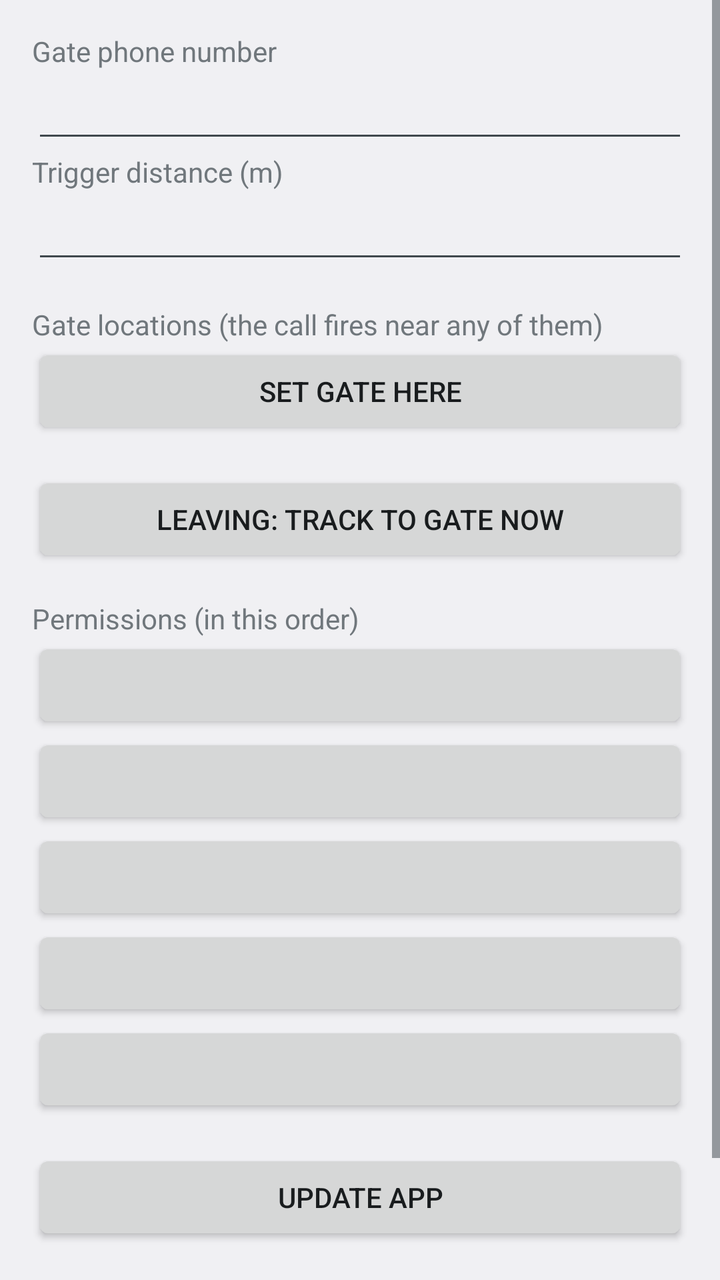
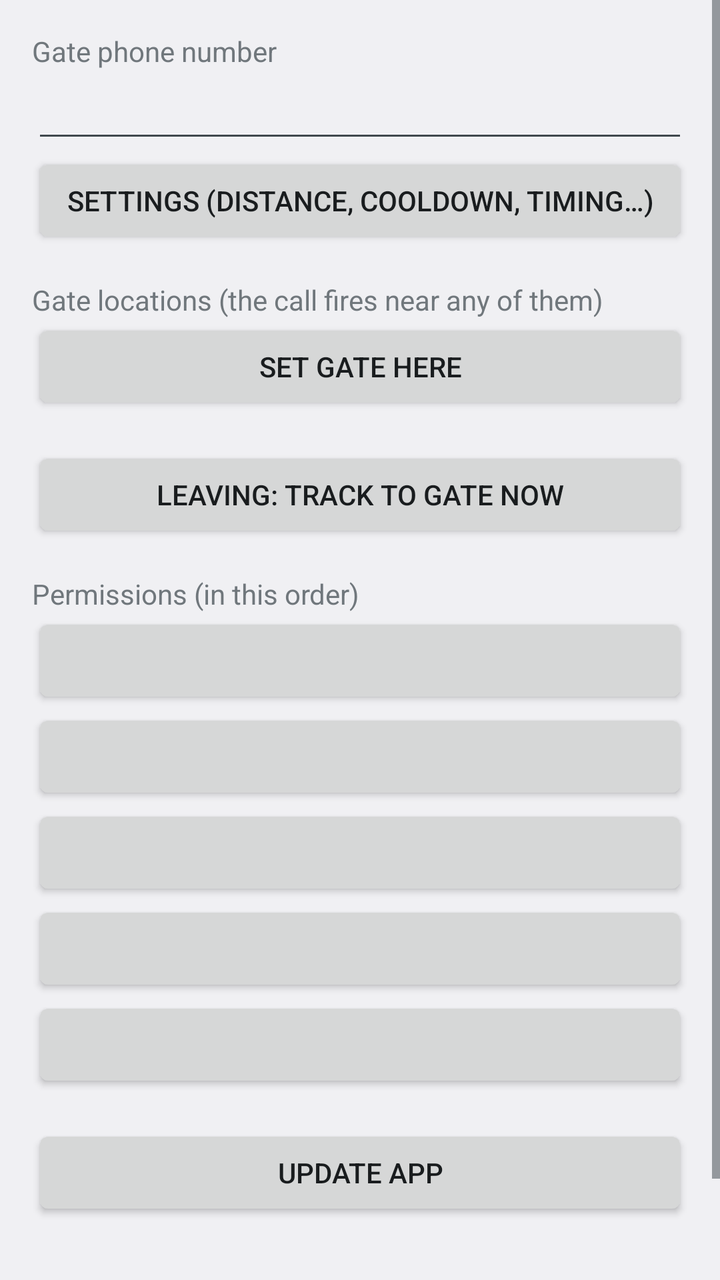

Compare the two renders of this Android layout. The source of the first and the diff that turns it into the second are given below.
<!-- AndroidManifest.xml: application theme android:Theme.DeviceDefault.DayNight -->
<!-- res/layout/main.xml -->
<?xml version="1.0" encoding="utf-8"?>
<ScrollView xmlns:android="http://schemas.android.com/apk/res/android"
    android:layout_width="match_parent"
    android:layout_height="match_parent">

    <LinearLayout
        android:layout_width="match_parent"
        android:layout_height="wrap_content"
        android:orientation="vertical"
        android:padding="16dp">

        <TextView
            android:layout_width="wrap_content"
            android:layout_height="wrap_content"
            android:text="Gate phone number" />

        <EditText
            android:id="@+id/number"
            android:layout_width="match_parent"
            android:layout_height="wrap_content"
            android:importantForAutofill="no"
            android:inputType="phone" />

        <TextView
            android:layout_width="wrap_content"
            android:layout_height="wrap_content"
            android:text="Trigger distance (m)" />

        <EditText
            android:id="@+id/trigger"
            android:layout_width="match_parent"
            android:layout_height="wrap_content"
            android:importantForAutofill="no"
            android:inputType="numberDecimal" />

        <TextView
            android:layout_width="wrap_content"
            android:layout_height="wrap_content"
            android:layout_marginTop="16dp"
            android:text="Gate locations (the call fires near any of them)" />

        <LinearLayout
            android:id="@+id/points"
            android:layout_width="match_parent"
            android:layout_height="wrap_content"
            android:orientation="vertical" />

        <Button
            android:id="@+id/setGate"
            android:layout_width="match_parent"
            android:layout_height="wrap_content"
            android:text="Set gate here" />

        <ProgressBar
            android:id="@+id/progress"
            style="?android:attr/progressBarStyleHorizontal"
            android:layout_width="match_parent"
            android:layout_height="wrap_content"
            android:visibility="gone" />

        <Button
            android:id="@+id/track"
            android:layout_width="match_parent"
            android:layout_height="wrap_content"
            android:layout_marginTop="16dp"
            android:text="Leaving: track to gate now" />

        <TextView
            android:layout_width="wrap_content"
            android:layout_height="wrap_content"
            android:layout_marginTop="16dp"
            android:text="Permissions (in this order)" />

        <Button
            android:id="@+id/permLocation"
            android:layout_width="match_parent"
            android:layout_height="wrap_content" />

        <Button
            android:id="@+id/permBackground"
            android:layout_width="match_parent"
            android:layout_height="wrap_content" />

        <Button
            android:id="@+id/permPhone"
            android:layout_width="match_parent"
            android:layout_height="wrap_content" />

        <Button
            android:id="@+id/permNotify"
            android:layout_width="match_parent"
            android:layout_height="wrap_content" />

        <Button
            android:id="@+id/permBattery"
            android:layout_width="match_parent"
            android:layout_height="wrap_content" />

        <Button
            android:id="@+id/update"
            android:layout_width="match_parent"
            android:layout_height="wrap_content"
            android:layout_marginTop="16dp"
            android:text="Update app" />

        <TextView
            android:id="@+id/updateStatus"
            android:layout_width="wrap_content"
            android:layout_height="wrap_content" />

        <TextView
            android:layout_width="wrap_content"
            android:layout_height="wrap_content"
            android:layout_marginTop="16dp"
            android:text="Log (newest first)" />

        <TextView
            android:id="@+id/log"
            android:layout_width="match_parent"
            android:layout_height="wrap_content"
            android:textIsSelectable="true"
            android:textSize="11sp"
            android:typeface="monospace" />
    </LinearLayout>
</ScrollView>
<!-- resources referenced by this layout -->
<resources>

</resources>

<!-- the commit's change to res/layout/main.xml (unified diff, before → after) -->
@@ -21,17 +21,11 @@
             android:importantForAutofill="no"
             android:inputType="phone" />
 
-        <TextView
-            android:layout_width="wrap_content"
-            android:layout_height="wrap_content"
-            android:text="Trigger distance (m)" />
-
-        <EditText
-            android:id="@+id/trigger"
+        <Button
+            android:id="@+id/settings"
             android:layout_width="match_parent"
             android:layout_height="wrap_content"
-            android:importantForAutofill="no"
-            android:inputType="numberDecimal" />
+            android:text="Settings (distance, cooldown, timing…)" />
 
         <TextView
             android:layout_width="wrap_content"
